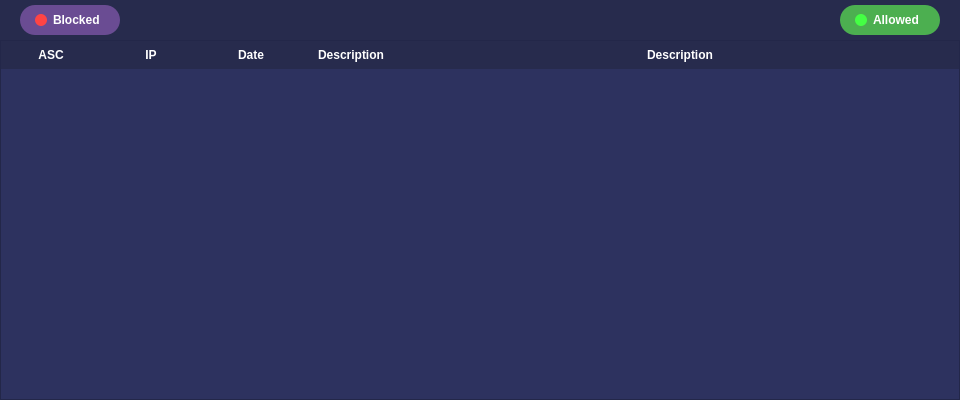
Qt form page3.ui (TF-LAVENDER/Lavender) before a commit.
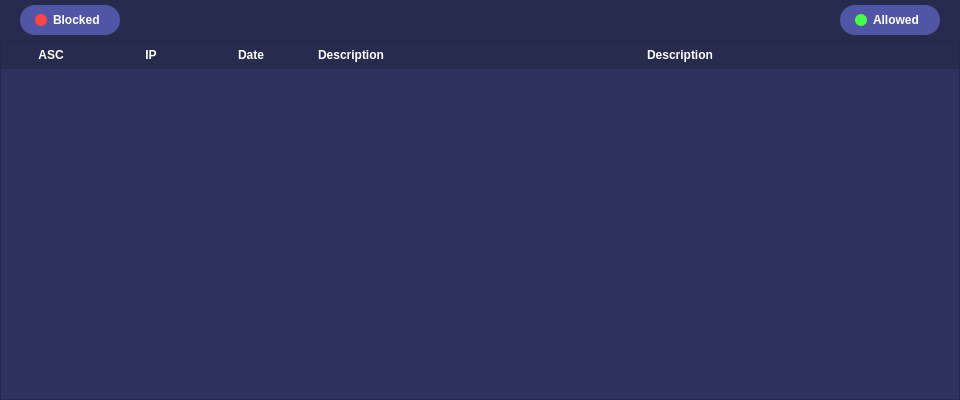
The same form after that commit.

What changed in the file:
```diff
--- a/page3.ui
+++ b/page3.ui
@@ -77,7 +77,7 @@
          </size>
         </property>
         <property name="styleSheet">
-         <string notr="true">background-color: #6a4c93;
+         <string notr="true">background-color: #5056A5;
 border-radius: 15px;
 color: white;
 font-weight: bold;</string>
@@ -159,7 +159,7 @@
          </size>
         </property>
         <property name="styleSheet">
-         <string notr="true">background-color: #4caf50;
+         <string notr="true">background-color: #5056A5;
 border-radius: 15px;
 color: white;
 font-weight: bold;</string>
```
Left out of the diff: 6 changed lines with no effect on the pictures.
